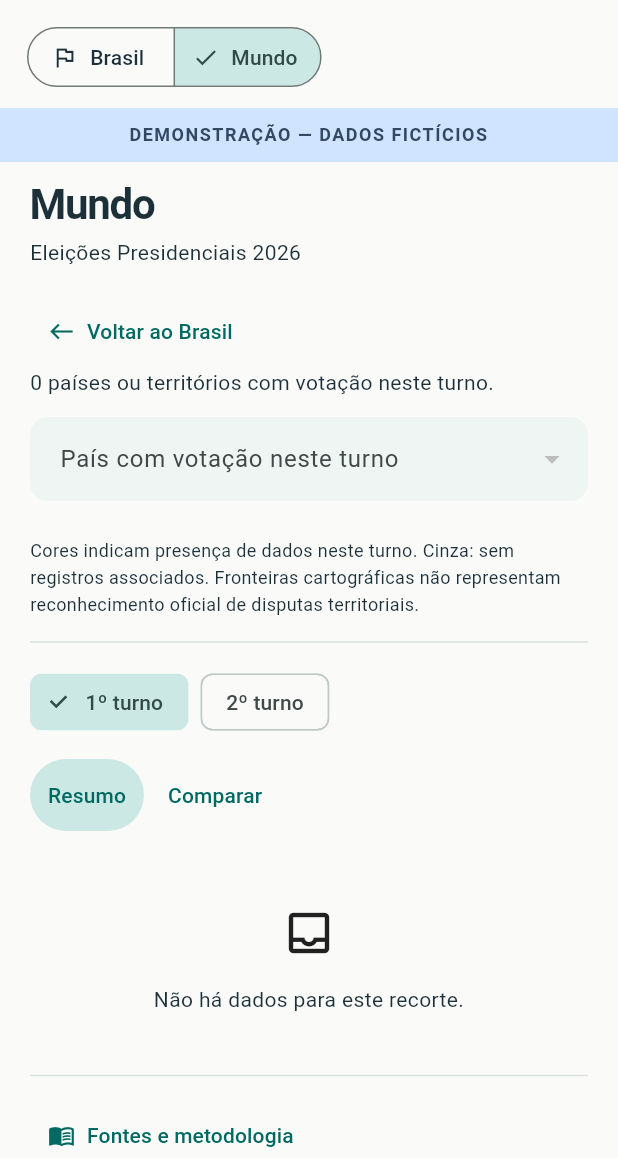
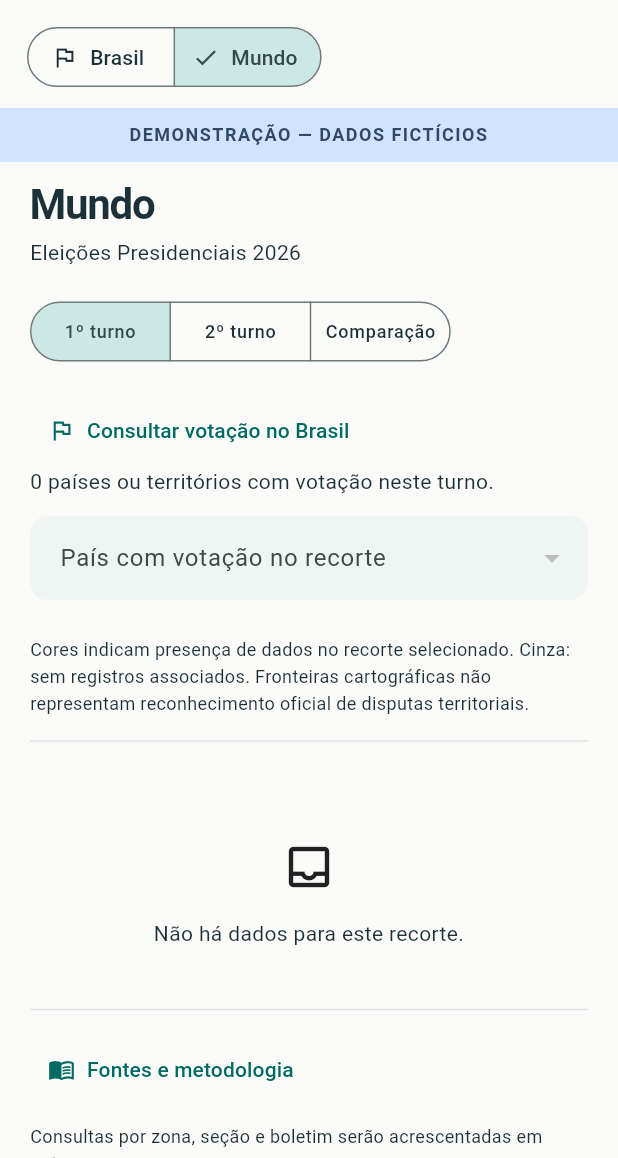
Before and after one commit to UrnaLivre/votoaberto, a Flutter app: the screen it shows after launch, scrolled down 576 dp, after a tap on "Mundo", on a phone screen of 412 x 824 dp, the part 78-1236 px from its top. Run offline on Flutter 3.47's test engine with Material 3 defaults, Android fonts, the phone set to English and light mode, and no system bars; our stand-ins replace go_router.

Commit message:
refactor(explorer): unify result modes and independent geographic navigation

```diff
--- a/apps/votoaberto_flutter/lib/app/votoaberto_app.dart
+++ b/apps/votoaberto_flutter/lib/app/votoaberto_app.dart
@@ -44,22 +44,15 @@ class _VotoAbertoAppState extends State<VotoAbertoApp> {
     redirect: (context, state) {
       final path = state.uri.path;
       final uf = state.pathParameters['uf']?.toUpperCase();
-      final requestedRound = state.uri.queryParameters['turno'];
-      final requestedView = state.uri.queryParameters['visao'];
-      if (requestedView == 'insights') {
-        return state.uri
-            .replace(
-              queryParameters: {
-                ...state.uri.queryParameters,
-                'visao': 'summary',
-              },
-            )
-            .toString();
-      }
-      if ((requestedRound != null && !['1', '2'].contains(requestedRound)) ||
-          (requestedView != null &&
-              !ExplorerView.values.any((v) => v.name == requestedView))) {
-        return '/indisponivel';
+      if (path == '/indisponivel') return null;
+      final mode = ResultMode.fromQuery(state.uri.queryParameters);
+      if (mode == null) return '/indisponivel';
+      final query = {...state.uri.queryParameters}
+        ..remove('turno')
+        ..remove('visao')
+        ..['modo'] = mode.queryValue;
+      if (state.uri.query != Uri(queryParameters: query).query) {
+        return state.uri.replace(queryParameters: query).toString();
       }
       if (uf != null &&
           BrazilianState.fromCode(uf) == null &&
@@ -82,19 +75,11 @@ class _VotoAbertoAppState extends State<VotoAbertoApp> {
         return '/indisponivel';
       }
       if (path == '/' || path.startsWith('/uf/') || path.startsWith('/mundo')) {
-        final round = state.uri.queryParameters['turno'] == '2'
-            ? ElectionRound.second
-            : ElectionRound.first;
-        final viewName = state.uri.queryParameters['visao'];
-        final view =
-            ExplorerView.values.where((v) => v.name == viewName).firstOrNull ??
-            ExplorerView.summary;
         // The router rebuilds the Page itself; notifying during its initial
         // parse would mark an ancestor dirty while MaterialApp is building.
         controller.navigate(
           BrazilianState.fromCode(uf),
-          round,
-          view,
+          mode,
           notify: false,
           overseas: path.startsWith('/mundo'),
           country: country,
--- a/apps/votoaberto_flutter/lib/features/explorer/presentation/explorer_controller.dart
+++ b/apps/votoaberto_flutter/lib/features/explorer/presentation/explorer_controller.dart
@@ -5,7 +5,9 @@ import '../../elections/domain/election_repository.dart';
 import '../../elections/domain/geography.dart';
 import '../../map/domain/geographic_catalog.dart';
 
-enum ExplorerView { summary, comparison }
+export 'result_mode.dart';
+
+import 'result_mode.dart';
 
 enum LoadStatus { loading, ready, error }
 
@@ -16,8 +18,7 @@ class ExplorerController extends ChangeNotifier {
   ElectionDataset? dataset;
   LoadStatus status = LoadStatus.loading;
   BrazilianState? selected;
-  ElectionRound round = ElectionRound.first;
-  ExplorerView view = ExplorerView.summary;
+  ResultMode mode = ResultMode.first;
   ThemeMode theme = ThemeMode.light;
   int _request = 0;
   bool _disposed = false;
@@ -38,7 +39,11 @@ class ExplorerController extends ChangeNotifier {
           ? geography?.foreign[municipalityCode]?.iso
           : null);
   Set<String> get activeCountries => countries
-      .where((c) => (c.rounds[round]?.totals.counted ?? 0) > 0)
+      .where(
+        (c) => mode.round == null
+            ? c.rounds.values.any((r) => r.totals.counted > 0)
+            : (c.rounds[mode.round]?.totals.counted ?? 0) > 0,
+      )
       .map((c) => c.iso)
       .toSet();
   List<MunicipalitySummary> get visibleMunicipalities =>
@@ -82,8 +87,7 @@ class ExplorerController extends ChangeNotifier {
   /// Router is the source of navigation state; a selection needs no new fetch.
   void navigate(
     BrazilianState? state,
-    ElectionRound nextRound,
-    ExplorerView nextView, {
+    ResultMode nextMode, {
     bool notify = true,
     bool overseas = false,
     String? municipality,
@@ -92,8 +96,7 @@ class ExplorerController extends ChangeNotifier {
     if (overseas) state = null;
     if (!overseas) country = null;
     if (selected == state &&
-        round == nextRound &&
-        view == nextView &&
+        mode == nextMode &&
         abroad == overseas &&
         countryCode == country &&
         municipalityCode == municipality) {
@@ -104,8 +107,7 @@ class ExplorerController extends ChangeNotifier {
     abroad = overseas;
     countryCode = country;
     municipalityCode = municipality;
-    round = nextRound;
-    view = nextView;
+    mode = nextMode;
     if (territoryChanged) {
       _municipalRequest++;
       municipalities = const [];
--- a/apps/votoaberto_flutter/lib/features/explorer/presentation/explorer_page.dart
+++ b/apps/votoaberto_flutter/lib/features/explorer/presentation/explorer_page.dart
@@ -19,8 +19,7 @@ import 'state_search.dart';
 
 String explorerLocation(
   BrazilianState? state,
-  ElectionRound round,
-  ExplorerView view, {
+  ResultMode mode, {
   bool abroad = false,
   String? municipality,
   String? country,
@@ -30,10 +29,7 @@ String explorerLocation(
       : state == null
       ? '/'
       : '/uf/${state.code}${municipality == null ? '' : '/municipio/$municipality'}',
-  queryParameters: {
-    'turno': round == ElectionRound.first ? '1' : '2',
-    'visao': view.name,
-  },
+  queryParameters: {'modo': mode.queryValue},
 ).toString();
 
 class ExplorerPage extends StatefulWidget {
@@ -110,8 +106,7 @@ class _ExplorerPageState extends State<ExplorerPage> {
   void _navigate({
     BrazilianState? state,
     bool reset = false,
-    ElectionRound? round,
-    ExplorerView? view,
+    ResultMode? mode,
     String? municipality,
     bool clearMunicipality = false,
     bool abroad = false,
@@ -122,8 +117,7 @@ class _ExplorerPageState extends State<ExplorerPage> {
     context.go(
       explorerLocation(
         reset || world ? null : state ?? c.selected,
-        round ?? c.round,
-        view ?? c.view,
+        mode ?? c.mode,
         abroad: world,
         country: world
             ? (worldReset || abroad ? null : country ?? c.countryCode)
@@ -179,9 +173,12 @@ class _ExplorerPageState extends State<ExplorerPage> {
   Widget build(BuildContext context) => ListenableBuilder(
     listenable: c,
     builder: (context, _) => PopScope(
-      canPop: c.territoryCode == null,
+      canPop:
+          c.selected == null &&
+          c.countryCode == null &&
+          c.municipalityCode == null,
       onPopInvokedWithResult: (didPop, result) {
-        if (!didPop && c.territoryCode != null) _back();
+        if (!didPop) _back();
       },
       child: Scaffold(
         body: SafeArea(
@@ -369,16 +366,12 @@ class _ExplorerPageState extends State<ExplorerPage> {
         crossAxisAlignment: WrapCrossAlignment.center,
         children: [
           TextButton(
-            key: const ValueKey('breadcrumb-brasil'),
-            onPressed: () => _navigate(reset: true),
-            child: const Text('Brasil'),
+            key: ValueKey(c.abroad ? 'breadcrumb-mundo' : 'breadcrumb-brasil'),
+            onPressed: () =>
+                c.abroad ? _navigate(worldReset: true) : _navigate(reset: true),
+            child: Text(c.abroad ? 'Mundo' : 'Brasil'),
           ),
           if (c.abroad) ...[
-            const Icon(Icons.chevron_right, size: 16),
-            TextButton(
-              onPressed: () => _navigate(worldReset: true),
-              child: const Text('Mundo'),
-            ),
             if (c.mapCountryCode != null) ...[
               const Icon(Icons.chevron_right, size: 16),
               TextButton(
@@ -386,6 +379,7 @@ class _ExplorerPageState extends State<ExplorerPage> {
                   country: c.mapCountryCode,
                   clearMunicipality: true,
                 ),
+                key: const ValueKey('breadcrumb-country'),
                 child: Text(
                   c.countries
                           .where((v) => v.iso == c.mapCountryCode)
@@ -399,7 +393,18 @@ class _ExplorerPageState extends State<ExplorerPage> {
             const Icon(Icons.chevron_right, size: 16),
             TextButton(
               onPressed: () => _navigate(clearMunicipality: true),
+              key: const ValueKey('breadcrumb-uf'),
               child: Text(c.selected!.code),
+            ),
+          ],
+          if (c.municipality != null) ...[
+            const Icon(Icons.chevron_right, size: 16),
+            Padding(
+              padding: const EdgeInsets.symmetric(horizontal: 12, vertical: 8),
+              child: Text(
+                c.municipality!.municipality.name,
+                key: const ValueKey('breadcrumb-locality'),
+              ),
             ),
           ],
         ],
@@ -535,6 +540,24 @@ class _ExplorerPageState extends State<ExplorerPage> {
         const SizedBox(height: 4),
         const Text('Eleições Presidenciais 2026'),
         const SizedBox(height: 18),
+        SegmentedButton<ResultMode>(
+          key: const ValueKey('result-mode'),
+          showSelectedIcon: false,
+          style: SegmentedButton.styleFrom(
+            padding: const EdgeInsets.symmetric(horizontal: 10, vertical: 14),
+            textStyle: Theme.of(context).textTheme.labelMedium,
+          ),
+          segments: [
+            for (final mode in ResultMode.values)
+              ButtonSegment(
+                value: mode,
+                label: Text(mode.label, key: ValueKey('mode-${mode.name}')),
+              ),
+          ],
+          selected: {c.mode},
+          onSelectionChanged: (value) => _navigate(mode: value.single),
+        ),
+        const SizedBox(height: 18),
         if (national) ...[
           Text(
             c.synthetic
@@ -595,41 +618,9 @@ class _ExplorerPageState extends State<ExplorerPage> {
             ),
         ],
         const Divider(),
-        Wrap(
-          spacing: 8,
-          runSpacing: 4,
-          children: [
-            for (final round in ElectionRound.values)
-              ChoiceChip(
-                key: ValueKey('round-${round.index + 1}'),
-                label: Text('${round.index + 1}º turno'),
-                selected: c.round == round,
-                onSelected: (_) => _navigate(round: round),
-              ),
-          ],
-        ),
-        const SizedBox(height: 14),
-        Wrap(
-          spacing: 4,
-          children: [
-            for (final entry in const [
-              (ExplorerView.summary, 'Resumo'),
-              (ExplorerView.comparison, 'Comparar'),
-            ])
-              TextButton(
-                key: ValueKey('view-${entry.$1.name}'),
-                style: TextButton.styleFrom(
-                  backgroundColor: c.view == entry.$1
-                      ? Theme.of(context).colorScheme.secondaryContainer
-                      : null,
-                ),
-                onPressed: () => _navigate(view: entry.$1),
-                child: Text(entry.$2),
-              ),
-          ],
-        ),
         const SizedBox(height: 26),
-        if (rounds == null || !rounds.containsKey(c.round))
+        if (rounds == null ||
+            (c.mode.round != null && !rounds.containsKey(c.mode.round)))
           StatusMessage(
             message: municipal && c.municipalStatus == LoadStatus.loading
                 ? 'Abrindo município…'
@@ -639,10 +630,9 @@ class _ExplorerPageState extends State<ExplorerPage> {
                       : 'Município ou turno não disponível neste conjunto.'
                 : AppStrings.empty,
           )
-        else if (c.view == ExplorerView.summary)
-          _summary(context, rounds[c.round]!),
-        if (c.view == ExplorerView.comparison && rounds != null)
-          if (rounds.containsKey(ElectionRound.first) &&
+        else if (c.mode.round != null)
+          _summary(context, rounds[c.mode.round]!)
+        else if (rounds.containsKey(ElectionRound.first) &&
             rounds.containsKey(ElectionRound.second)) ...[
           Text(
             'Entre um turno e outro',
@@ -680,8 +670,8 @@ class _ExplorerPageState extends State<ExplorerPage> {
                     ? (c.dataset!.overseas == null ? '27 UFs · exterior não incluído' : '27 UFs + exterior fictício')
                     : c.abroad
                     ? 'Votação no exterior'
-                    : c.territoryCode} · ${c.round.index + 1}º turno'
-              : 'Fonte: dados abertos do TSE · processamento independente pelo VotoAberto\nPrévia local · ${c.round.index + 1}º turno',
+                    : c.territoryCode} · ${c.mode.label}'
+              : 'Fonte: dados abertos do TSE · processamento independente pelo VotoAberto\nPrévia local · ${c.mode.label}',
           style: Theme.of(context).textTheme.labelSmall,
         ),
       ],
@@ -729,7 +719,7 @@ class _ExplorerPageState extends State<ExplorerPage> {
         _metric(context, 'Votos contabilizados', count(t.counted)),
         if (!c.abroad &&
             c.territoryCode == null &&
-            c.dataset?.domestic?.rounds[c.round] != null)
+            c.dataset?.domestic?.rounds[c.mode.round] != null)
           ExpansionTile(
             tilePadding: EdgeInsets.zero,
             title: const Text('Brasil doméstico · 27 UFs'),
@@ -737,7 +727,7 @@ class _ExplorerPageState extends State<ExplorerPage> {
               ListTile(
                 contentPadding: EdgeInsets.zero,
                 title: Text(
-                  '${count(c.dataset!.domestic!.rounds[c.round]!.totals.counted)} votos contabilizados',
+                  '${count(c.dataset!.domestic!.rounds[c.mode.round]!.totals.counted)} votos contabilizados',
                 ),
                 subtitle: const Text(
                   'Recorte sem votação no exterior. O resultado Brasil acima inclui o exterior.',
@@ -815,7 +805,11 @@ class _ExplorerPageState extends State<ExplorerPage> {
           TextButton.icon(
             key: const ValueKey('geographic-back'),
             onPressed: _back,
-            icon: const Icon(Icons.west),
+            icon: Icon(
+              c.countryCode == null && c.municipalityCode == null
+                  ? Icons.flag_outlined
+                  : Icons.west,
+            ),
             label: Text(
               c.municipalityCode != null
                   ? c.mapCountryCode == null
@@ -823,7 +817,7 @@ class _ExplorerPageState extends State<ExplorerPage> {
                         : 'Voltar ao país'
                   : c.countryCode != null
                   ? 'Voltar ao Mundo'
-                  : 'Voltar ao Brasil',
+                  : 'Consultar votação no Brasil',
             ),
           ),
           if (c.countryCode != null || c.municipalityCode != null)
@@ -850,7 +844,7 @@ class _ExplorerPageState extends State<ExplorerPage> {
           ),
         if (c.countryCode == null) ...[
           Text(
-            '${c.activeCountries.length} países ou territórios com votação neste turno.',
+            '${c.activeCountries.length} países ou territórios com votação ${c.mode == ResultMode.comparison ? 'em pelo menos um dos turnos' : 'neste turno'}.',
           ),
           if (c.unmappedLocalities.isNotEmpty)
             Text(
@@ -858,11 +852,11 @@ class _ExplorerPageState extends State<ExplorerPage> {
             ),
           const SizedBox(height: 12),
           DropdownButtonFormField<String>(
-            key: ValueKey('country-selector-${c.round.name}'),
+            key: ValueKey('country-selector-${c.mode.name}'),
             initialValue: null,
             isExpanded: true,
             decoration: const InputDecoration(
-              labelText: 'País com votação neste turno',
+              labelText: 'País com votação no recorte',
             ),
             items: [
               for (final country in c.countries.where(
@@ -901,8 +895,7 @@ class _ExplorerPageState extends State<ExplorerPage> {
             onSelect: (code) => context.go(
               explorerLocation(
                 null,
-                c.round,
-                c.view,
+                c.mode,
                 abroad: true,
                 country: c.countries
                     .where(
@@ -929,8 +922,7 @@ class _ExplorerPageState extends State<ExplorerPage> {
                   onTap: () => context.go(
                     explorerLocation(
                       null,
-                      c.round,
-                      c.view,
+                      c.mode,
                       abroad: true,
                       municipality: loc.municipality.code,
                     ),
@@ -941,7 +933,7 @@ class _ExplorerPageState extends State<ExplorerPage> {
       ],
       const SizedBox(height: 12),
       const Text(
-        'Cores indicam presença de dados neste turno. Cinza: sem registros associados. Fronteiras cartográficas não representam reconhecimento oficial de disputas territoriais.',
+        'Cores indicam presença de dados no recorte selecionado. Cinza: sem registros associados. Fronteiras cartográficas não representam reconhecimento oficial de disputas territoriais.',
         style: TextStyle(fontSize: 12),
       ),
     ],
--- /dev/null
+++ b/apps/votoaberto_flutter/lib/features/explorer/presentation/result_mode.dart
@@ -0,0 +1,29 @@
+import '../../elections/domain/election.dart';
+
+/// One UI choice; election data continues to retain its original rounds.
+enum ResultMode {
+  first('1', '1º turno', ElectionRound.first),
+  second('2', '2º turno', ElectionRound.second),
+  comparison('comparacao', 'Comparação', null);
+
+  const ResultMode(this.queryValue, this.label, this.round);
+  final String queryValue;
+  final String label;
+  final ElectionRound? round;
+
+  static ResultMode? fromQuery(Map<String, String> query) {
+    final mode = query['modo'];
+    if (mode != null) {
+      return values.where((v) => v.queryValue == mode).firstOrNull;
+    }
+    final round = query['turno'];
+    final view = query['visao'];
+    if ((round != null && !['1', '2'].contains(round)) ||
+        (view != null &&
+            !['summary', 'comparison', 'insights'].contains(view))) {
+      return null;
+    }
+    if (view == 'comparison') return comparison;
+    return round == '2' ? second : first;
+  }
+}
```
Also changed, not shown: apps/votoaberto_flutter/lib/features/explorer/presentation/result_charts.dart (+16 -39 lines), 6 other files. Lines whose indentation alone changed are shown as unchanged.
